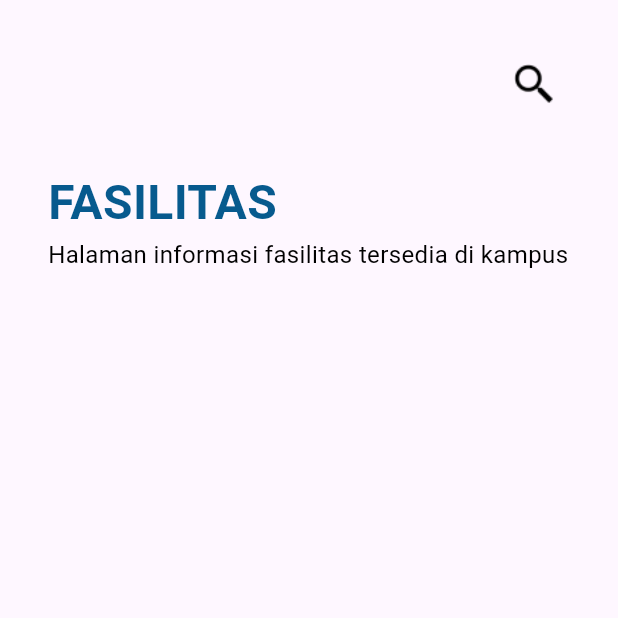
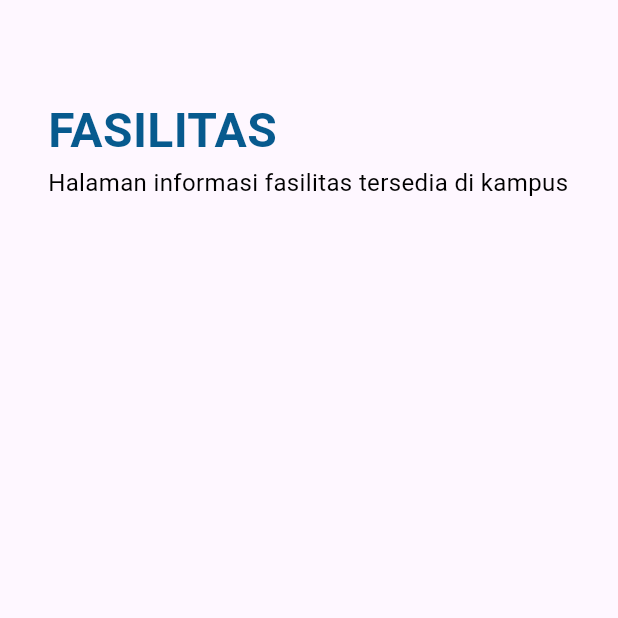
Before and after one commit to derbitrijulian/paramadenah-update, a Flutter app: the FasilitasPage screen opened directly, on a phone screen of 412 x 824 dp, the top half of it. Run offline on Flutter 3.47's test engine with Material 3 defaults, Android fonts, the phone set to English and light mode, and no system bars; our stand-ins replace carousel_slider, firebase_auth, firebase_core, firebase_database, shared_preferences; accounts and stored records are empty.

Commit message:
delete search bar 2

```diff
--- a/lib/fasilitas.dart
+++ b/lib/fasilitas.dart
@@ -59,10 +59,6 @@ class _FasilitasPageState extends State<FasilitasPage> {
                 child: Row(
                   mainAxisAlignment: MainAxisAlignment.end,
                   children: [
-                    IconButton(
-                      icon: Image.asset('assets/png/Untitled.png', width: 30, height: 30),
-                      onPressed: () {},
-                    ),
                   ],
                 ),
               ),
--- a/lib/notif.dart
+++ b/lib/notif.dart
@@ -61,10 +61,6 @@ class NotifPage extends StatelessWidget {
               color: Colors.white,
               borderRadius: BorderRadius.circular(4),
               elevation: 2,
-              child: IconButton(
-                icon: Image.asset('assets/png/Untitled.png', width: 20, height: 20),
-                onPressed: () {},
-              ),
             ),
           ),
           Positioned(
```
